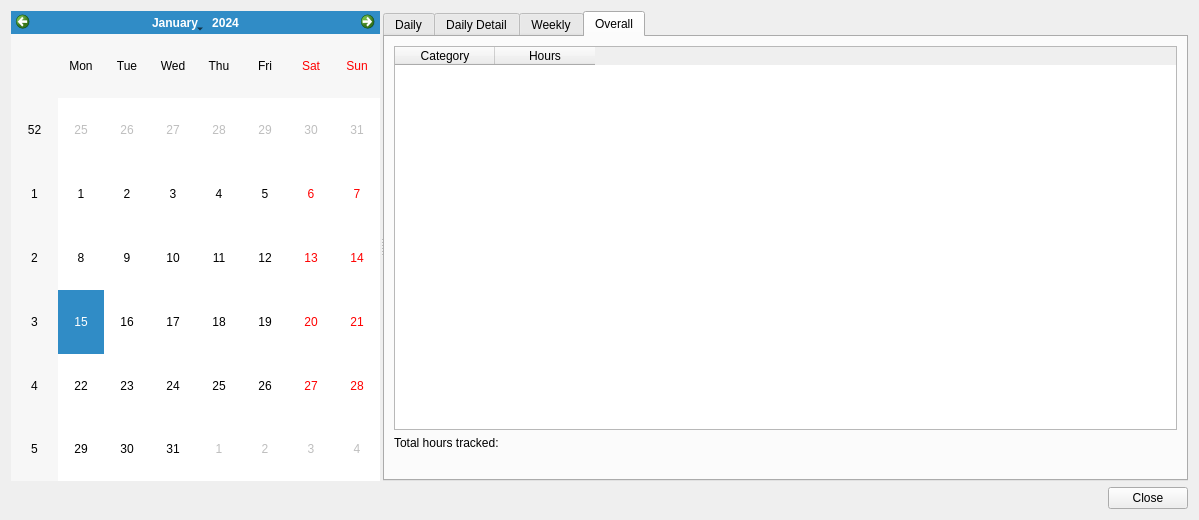
Narfinger/qamster, file ui/history.ui: the form before one commit.
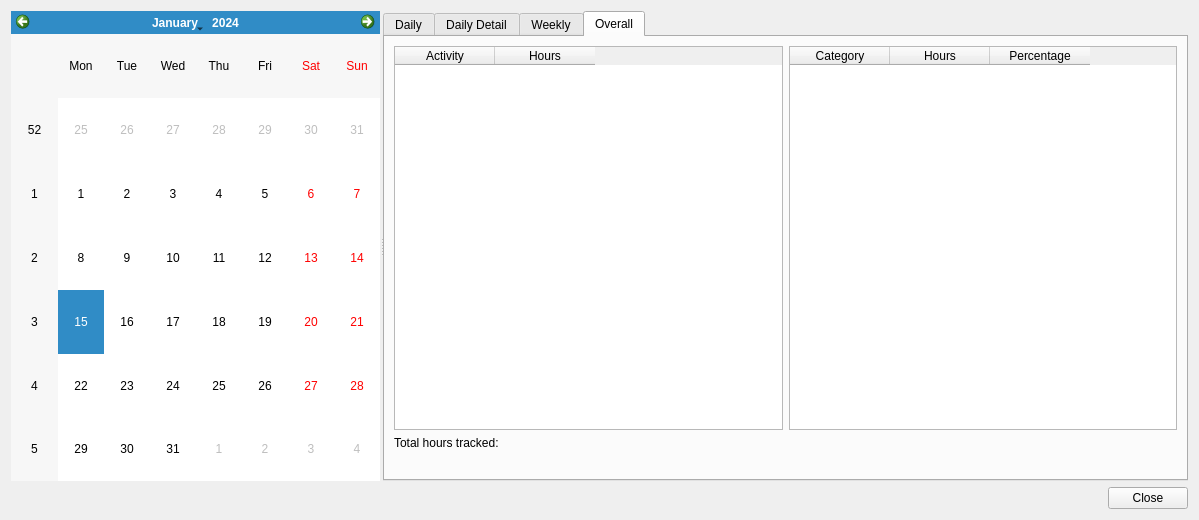
The form after the commit. The open tabs and pages were chosen to show the change. Custom widgets are drawn as their Qt base class.

Commit message:
some work for adding overall category
sadly I am running into some qtime issues where I am not sure if I am allowed to store >24 hour values into it

The edit to the form file:
```diff
--- a/ui/history.ui
+++ b/ui/history.ui
@@ -162,13 +162,13 @@
        </attribute>
        <layout class="QGridLayout" name="gridLayout_3">
         <item row="0" column="0">
-         <widget class="QTableWidget" name="g_categoryTable">
+         <widget class="QTableWidget" name="g_activityTable">
           <property name="columnCount">
            <number>2</number>
           </property>
           <column>
            <property name="text">
-            <string>Category</string>
+            <string>Activity</string>
            </property>
           </column>
           <column>
@@ -192,6 +192,25 @@
           </property>
          </widget>
         </item>
+        <item row="0" column="1">
+         <widget class="QTableWidget" name="g_categoryTable">
+          <column>
+           <property name="text">
+            <string>Category</string>
+           </property>
+          </column>
+          <column>
+           <property name="text">
+            <string>Hours</string>
+           </property>
+          </column>
+          <column>
+           <property name="text">
+            <string>Percentage</string>
+           </property>
+          </column>
+         </widget>
+        </item>
        </layout>
       </widget>
      </widget>
```
The commit also changes 2 other files.
